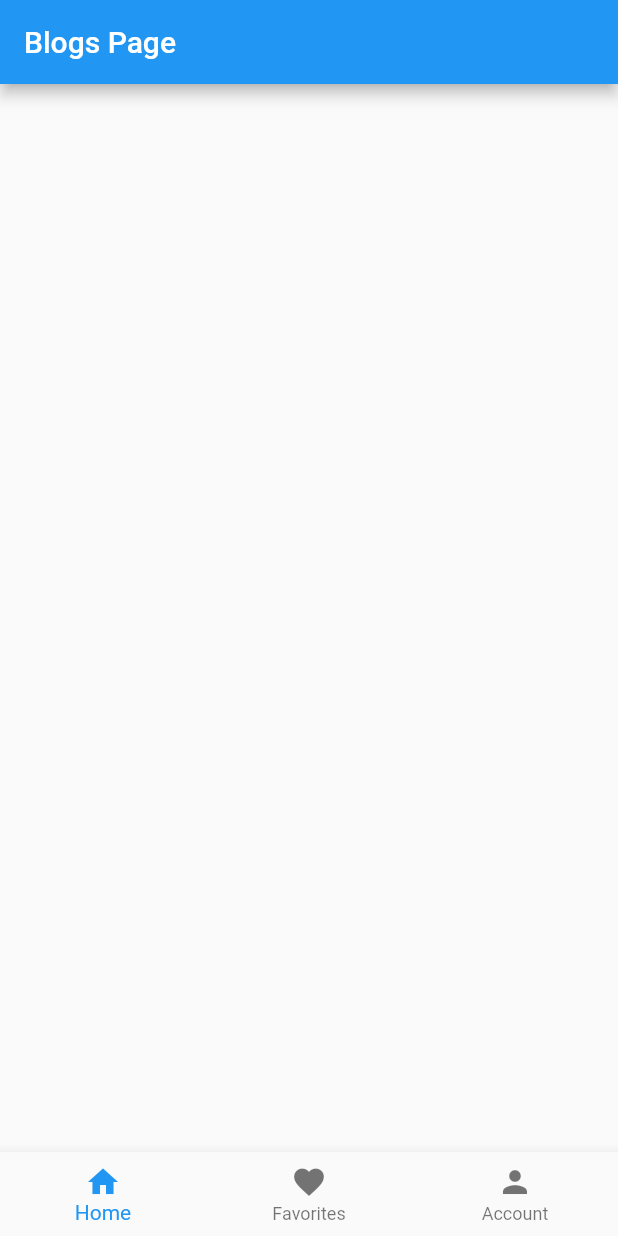
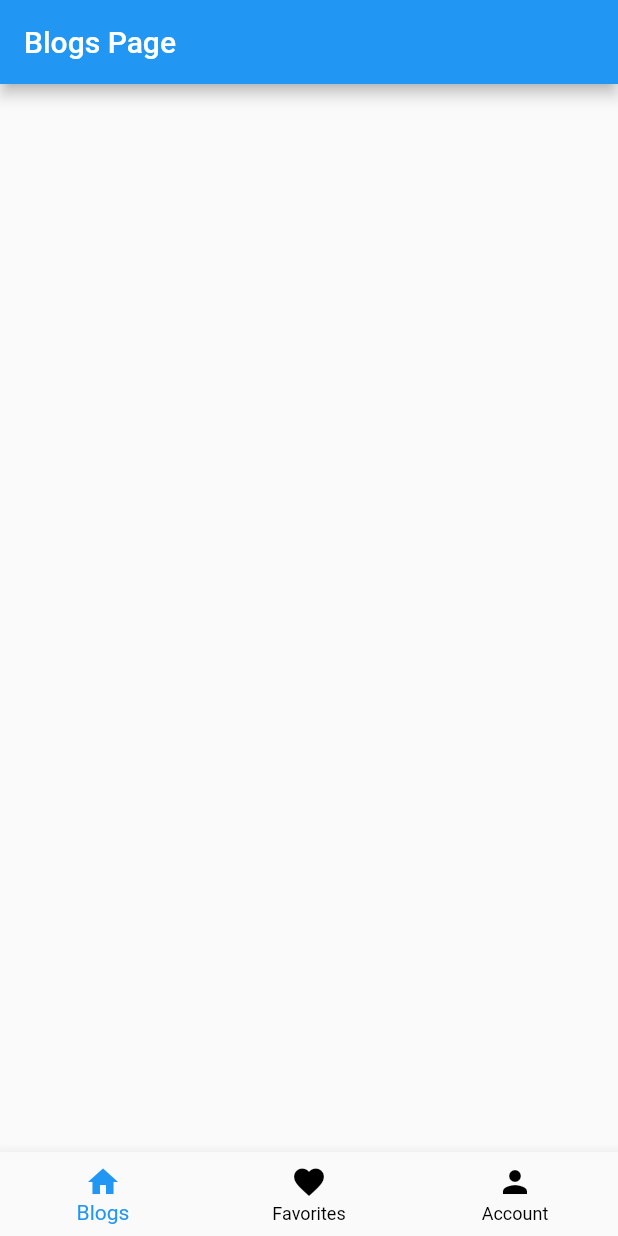
Before and after one commit to simonjv01/bottom_navigation_bar, a Flutter app: the screen it shows after launch, on a phone screen of 412 x 824 dp. Run offline on Flutter 3.47's test engine with Material 2 defaults, Android fonts, the phone set to English and light mode, and no system bars.

Commit message:
refactored pages and added new ones

```diff
--- a/lib/pages/home_page.dart
+++ b/lib/pages/home_page.dart
@@ -16,22 +16,49 @@ class _HomePageState extends State<HomePage> {
   final List<Widget> _screens = [
     const BlogsPage(), const FavoritesPage(), const AccountPage()
   ];
+
+  int _selectedIndex = 0;
   void _onPageChanged(int index) {
+    setState(() {
+      _selectedIndex = index;
+    });
+  }
+  void _onItemTapped(int selectedIndex){
+    _pageController.jumpToPage(selectedIndex);
 
   }
+
   @override
   Widget build(BuildContext context) {
     return Scaffold(
       body: PageView(
         controller: _pageController,
         onPageChanged: _onPageChanged,
-        physics: const NeverScrollableScrollPhysics(),
+        physics:  NeverScrollableScrollPhysics(),
         children: _screens,
       ),
-      bottomNavigationBar: BottomNavigationBar(items: const [
-        BottomNavigationBarItem(icon: Icon(Icons.home), label: ('Home')),
-        BottomNavigationBarItem(icon: Icon(Icons.favorite), label: ('Favorites')),
-        BottomNavigationBarItem(icon: Icon(Icons.person), label: ('Account')),
+      bottomNavigationBar: BottomNavigationBar(
+        type: BottomNavigationBarType.fixed,
+        selectedItemColor: Theme.of(context).colorScheme.primary,
+        unselectedItemColor: Theme.of(context).focusColor.withOpacity(1),
+        onTap: _onItemTapped,
+        items:    [
+        BottomNavigationBarItem(
+
+            icon: Icon(Icons.home),
+            label: ('Blogs'),
+
+           ),
+         BottomNavigationBarItem(
+            icon: Icon(
+            Icons.favorite,
+            ),
+            label: ('Favorites')),
+         BottomNavigationBarItem(
+            icon: Icon(
+            Icons.person),
+            label: ('Account')),
+
       ],
       ),
 
```
Also changed, not shown: lib/pages/navpages/my_page.dart (added, +12 -0 lines), lib/pages/navpages/search_page.dart (added, +14 -0 lines), lib/pages/navpages/bar_item_page.dart (added), lib/pages/navpages/main_page.dart (added), lib/pages/welcom_page.dart (added).
